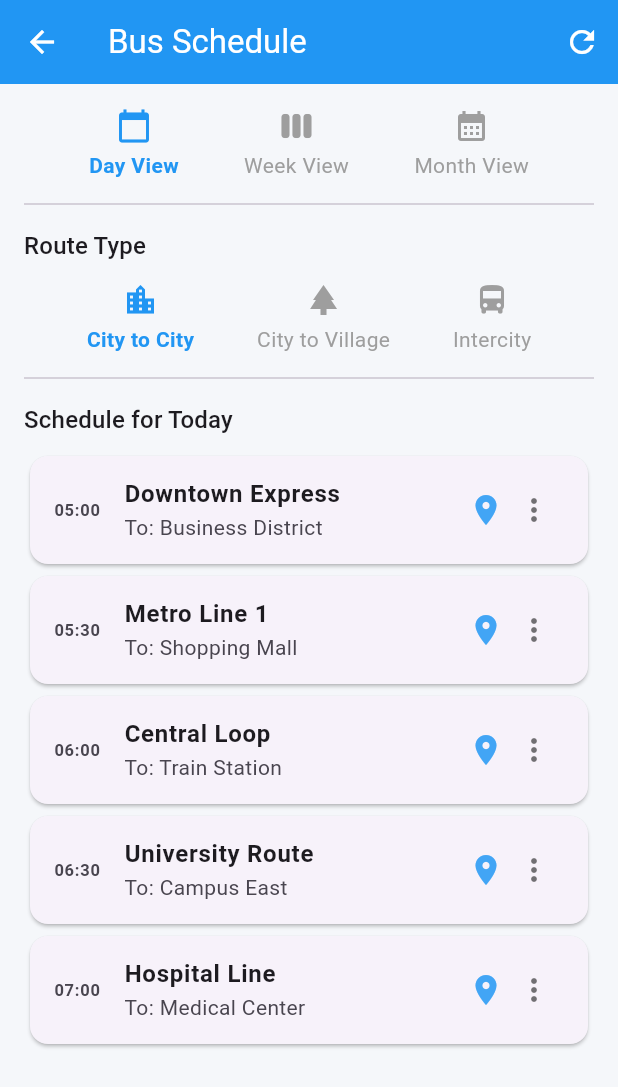
After one commit to amitabhanmolpain/pwa-web-app, a Flutter app: the DashboardScreen screen opened by its route, after a tap on "Schedule", on a phone screen of 412 x 824 dp. The commit adds this screen. Shown: the top 1087 px of the screen. Run offline on Flutter 3.47's test engine with Material 3 defaults, Android fonts, the phone set to English and light mode, and no system bars; our stand-ins replace image_picker, shared_preferences; accounts and stored records are empty; network calls fail.

```diff
--- /dev/null
+++ b/lib/bus_schedule_screen.dart
@@ -0,0 +1,184 @@
+// bus_schedule_screen.dart
+import 'package:flutter/material.dart';
+import 'package:provider/provider.dart';
+import 'theme_notifier.dart';
+
+class BusScheduleScreen extends StatefulWidget {
+  const BusScheduleScreen({super.key});
+
+  @override
+  State<BusScheduleScreen> createState() => _BusScheduleScreenState();
+}
+
+class _BusScheduleScreenState extends State<BusScheduleScreen>
+    with SingleTickerProviderStateMixin {
+  int _selectedView = 0; // 0: Day, 1: Week, 2: Month
+  int _selectedRouteType = 0; // 0: City to City, 1: City to Village, 2: Intercity
+  bool _isLoading = true;
+  String _errorMessage = '';
+
+  // Animation
+  late AnimationController _animationController;
+
+  List<Map<String, dynamic>> _cityToCityRoutes = [];
+  List<Map<String, dynamic>> _cityToVillageRoutes = [];
+  List<Map<String, dynamic>> _intercityRoutes = [];
+
+  @override
+  void initState() {
+    super.initState();
+    _animationController =
+        AnimationController(vsync: this, duration: const Duration(seconds: 8))
+          ..repeat(reverse: true);
+    _fetchScheduleData();
+  }
+
+  @override
+  void dispose() {
+    _animationController.dispose();
+    super.dispose();
+  }
+
+  Future<void> _fetchScheduleData() async {
+    await Future.delayed(const Duration(seconds: 1));
+    setState(() {
+      _cityToCityRoutes = [
+        {'time': '05:00', 'name': 'Downtown Express', 'destination': 'Business District', 'status': 'Active'},
+        {'time': '05:30', 'name': 'Metro Line 1', 'destination': 'Shopping Mall', 'status': 'Active'},
+        {'time': '06:00', 'name': 'Central Loop', 'destination': 'Train Station', 'status': 'Scheduled'},
+        {'time': '06:30', 'name': 'University Route', 'destination': 'Campus East', 'status': 'Scheduled'},
+        {'time': '07:00', 'name': 'Hospital Line', 'destination': 'Medical Center', 'status': 'Scheduled'},
+      ];
+      _isLoading = false;
+    });
+  }
+
+  void _refreshData() {
+    _fetchScheduleData();
+  }
+
+  @override
+  Widget build(BuildContext context) {
+    final theme = Theme.of(context);
+
+    return Scaffold(
+      appBar: AppBar(
+        title: const Text("Bus Schedule"),
+        actions: [
+          IconButton(
+            icon: const Icon(Icons.refresh),
+            onPressed: _refreshData,
+          )
+        ],
+      ),
+      body: _isLoading
+          ? const Center(child: CircularProgressIndicator())
+          : SingleChildScrollView(
+              padding: const EdgeInsets.all(16.0),
+              child: Column(
+                crossAxisAlignment: CrossAxisAlignment.start,
+                children: [
+                  // View Selection with Icons
+                  Row(
+                    mainAxisAlignment: MainAxisAlignment.spaceEvenly,
+                    children: [
+                      _buildViewOption(Icons.calendar_today, "Day View", 0),
+                      _buildViewOption(Icons.view_week, "Week View", 1),
+                      _buildViewOption(Icons.calendar_month, "Month View", 2),
+                    ],
+                  ),
+
+                  const Divider(height: 32),
+
+                  // Route Type with Icons
+                  Text("Route Type", style: theme.textTheme.titleMedium),
+                  const SizedBox(height: 12),
+                  Row(
+                    mainAxisAlignment: MainAxisAlignment.spaceEvenly,
+                    children: [
+                      _buildRouteTypeOption(Icons.location_city, "City to City", 0),
+                      _buildRouteTypeOption(Icons.park, "City to Village", 1),
+                      _buildRouteTypeOption(Icons.directions_bus, "Intercity", 2),
+                    ],
+                  ),
+
+                  const Divider(height: 32),
+
+                  // Schedule List
+                  Text("Schedule for Today", style: theme.textTheme.titleMedium),
+                  const SizedBox(height: 8),
+                  _buildScheduleList(),
+                ],
+              ),
+            ),
+    );
+  }
+
+  Widget _buildViewOption(IconData icon, String title, int index) {
+    final isSelected = _selectedView == index;
+    return GestureDetector(
+      onTap: () {
+        setState(() => _selectedView = index);
+        _refreshData();
+      },
+      child: Column(
+        children: [
+          Icon(icon, color: isSelected ? Colors.blue : Colors.grey),
+          const SizedBox(height: 4),
+          Text(title,
+              style: TextStyle(
+                  fontWeight: isSelected ? FontWeight.bold : FontWeight.normal,
+                  color: isSelected ? Colors.blue : Colors.grey)),
+        ],
+      ),
+    );
+  }
+
+  Widget _buildRouteTypeOption(IconData icon, String title, int index) {
+    final isSelected = _selectedRouteType == index;
+    return GestureDetector(
+      onTap: () {
+        setState(() => _selectedRouteType = index);
+        _refreshData();
+      },
+      child: Column(
+        children: [
+          Icon(icon, color: isSelected ? Colors.blue : Colors.grey),
+          const SizedBox(height: 4),
+          Text(title,
+              style: TextStyle(
+                  fontWeight: isSelected ? FontWeight.bold : FontWeight.normal,
+                  color: isSelected ? Colors.blue : Colors.grey)),
+        ],
+      ),
+    );
+  }
+
+  Widget _buildScheduleList() {
+    final routes = _cityToCityRoutes;
+    return Column(
+      children: routes.map((route) {
+        return Card(
+          child: ListTile(
+            leading: Column(
+              mainAxisAlignment: MainAxisAlignment.center,
+              children: [
+                Text(route['time'], style: const TextStyle(fontWeight: FontWeight.bold)),
+              ],
+            ),
+            title: Text(route['name'], style: const TextStyle(fontWeight: FontWeight.bold)),
+            subtitle: Text("To: ${route['destination']}"),
+            trailing: Row(
+              mainAxisSize: MainAxisSize.min,
+              children: [
+                Icon(Icons.location_on, color: Colors.blue.shade400),
+                const SizedBox(width: 8),
+                const Icon(Icons.more_vert),
+              ],
+            ),
+          ),
+        );
+      }).toList(),
+    );
+  }
+}
--- a/lib/dashboard_screen.dart
+++ b/lib/dashboard_screen.dart
@@ -10,6 +10,7 @@ import 'trip_history_screen.dart';
 import 'journey_planner_screen.dart';
 import 'settings_screen.dart';
 import 'support_center_screen.dart';
+import 'bus_schedule_screen.dart'; // Added import for BusScheduleScreen
 
 class DashboardScreen extends StatefulWidget {
   const DashboardScreen({super.key});
@@ -27,7 +28,7 @@ class _DashboardScreenState extends State<DashboardScreen>
   final Map<String, bool> _hoverStates = {
     'Start Trip': false,
     'Support': false,
-    'Trip History': false,
+    'Schedule': false, // Changed from 'Trip History' to 'Schedule'
     'Journey Planner': false,
   };
 
@@ -51,7 +52,7 @@ class _DashboardScreenState extends State<DashboardScreen>
   final List<String> _features = [
     'Start Trip',
     'Support',
-    'Trip History',
+    'Schedule', // Changed from 'Trip History' to 'Schedule'
     'Journey Planner',
     'Setup Profile',
     'SOS Emergency',
@@ -263,9 +264,9 @@ class _DashboardScreenState extends State<DashboardScreen>
     } else if (feature == 'Support') {
       Navigator.push(context,
           MaterialPageRoute(builder: (_) => const SupportCenterScreen()));
-    } else if (feature == 'Trip History') {
+    } else if (feature == 'Schedule') { // Changed from 'Trip History' to 'Schedule'
       Navigator.push(
-          context, MaterialPageRoute(builder: (_) => const TripHistoryScreen()));
+          context, MaterialPageRoute(builder: (_) => const BusScheduleScreen())); // Updated navigation
     } else if (feature == 'Journey Planner') {
       Navigator.push(context,
           MaterialPageRoute(builder: (_) => const JourneyPlannerScreen()));
@@ -695,22 +696,22 @@ class _DashboardScreenState extends State<DashboardScreen>
                           children: [
                             Expanded(
                               child: _buildQuickActionButton(
-                                'Trip History',
-                                _hoverStates['Trip History']!
+                                'Schedule', // Changed from 'Trip History' to 'Schedule'
+                                _hoverStates['Schedule']! // Updated key
                                     ? theme.colorScheme.primary
                                     : theme.colorScheme.surface,
-                                Icons.description_outlined,
+                                Icons.schedule, // Changed icon from description_outlined to schedule
                                 () {
                                   Navigator.push(
                                     context,
                                     MaterialPageRoute(
                                         builder: (_) =>
-                                            const TripHistoryScreen()),
+                                            const BusScheduleScreen()), // Updated navigation
                                   );
                                 },
                                 onHover: (h) =>
-                                    _setHoverState('Trip History', h),
-                                isHovered: _hoverStates['Trip History']!,
+                                    _setHoverState('Schedule', h), // Updated key
+                                isHovered: _hoverStates['Schedule']!, // Updated key
                               ),
                             ),
                             const SizedBox(width: 16),
```
